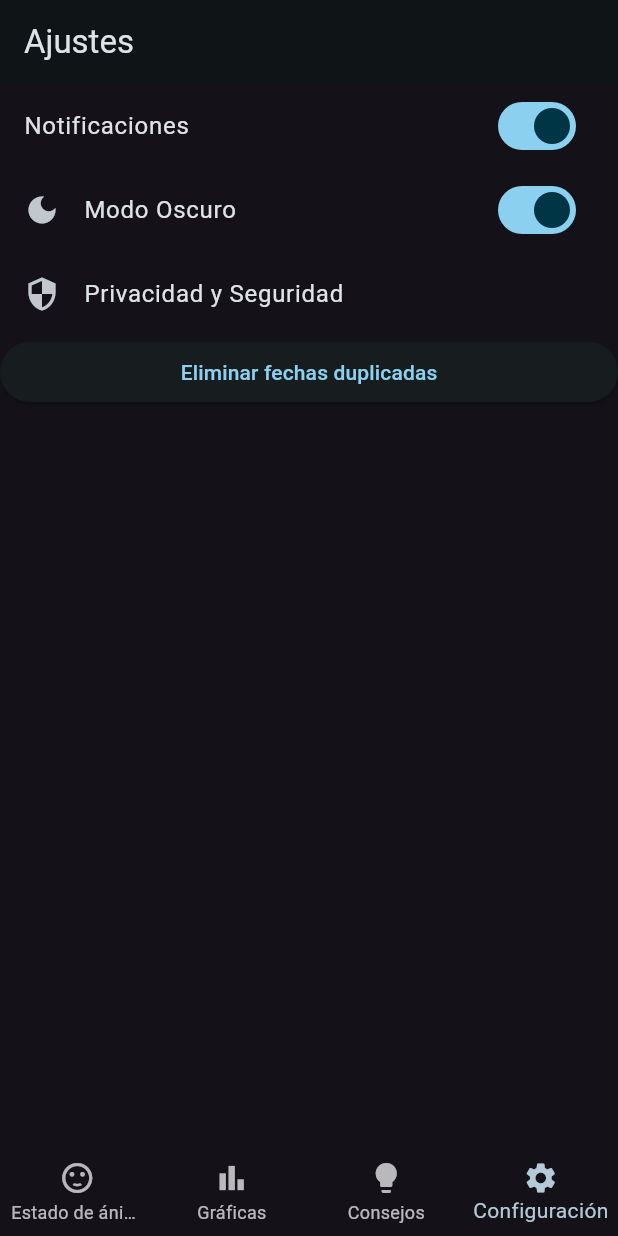
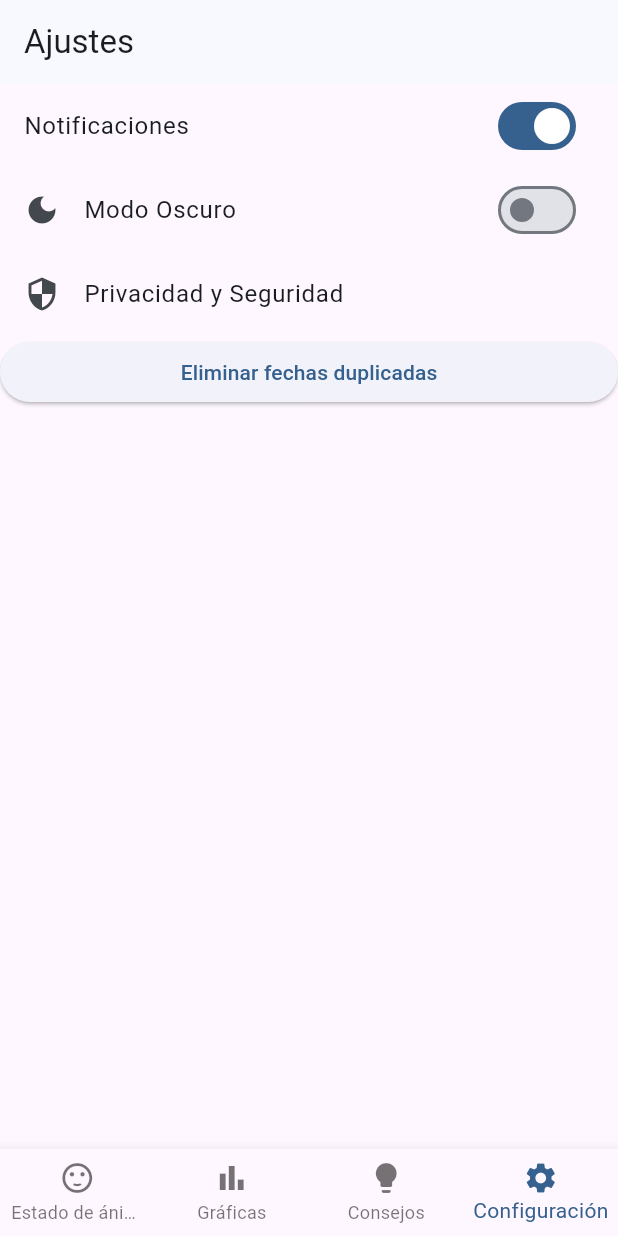
Before and after one commit to davidfvaquero/mood_tracker, a Flutter app: the screen it shows after launch, item 4 of the bottom bar chosen, after a tap on "Modo Oscuro", on a phone screen of 412 x 824 dp. Run offline on Flutter 3.47's test engine with Material 3 defaults, Android fonts, the phone set to English and light mode, and no system bars; our stand-ins replace fl_chart, hive, hive_flutter, shared_preferences; accounts and stored records are empty.

Commit message:
[DARKMODE][SETTINGS] Now the app remembers your desired theme

```diff
--- a/lib/main.dart
+++ b/lib/main.dart
@@ -13,11 +13,14 @@ void main() async {
   WidgetsFlutterBinding.ensureInitialized();
   await Hive.initFlutter();
   Hive.registerAdapter(MoodEntryAdapter());
-  await Hive.openBox<MoodEntry>('moodEntries'); // Abrir la caja de Hive
+  await Hive.openBox<MoodEntry>('moodEntries');
+
+  final themeNotifier = ThemeNotifier();
+  await themeNotifier.loadThemePrefs();
 
   runApp(
     ChangeNotifierProvider(
-      create: (context) => ThemeNotifier(),
+      create: (context) => themeNotifier,
       child: const MoodTrackerApp(),
     ),
   );
--- a/lib/themes/theme_provider.dart
+++ b/lib/themes/theme_provider.dart
@@ -1,12 +1,22 @@
 import 'package:flutter/material.dart';
+import 'package:shared_preferences/shared_preferences.dart';
 
 class ThemeNotifier extends ChangeNotifier {
   ThemeMode _themeMode = ThemeMode.system;
+
+  ThemeNotifier() {
+    _loadInitialTheme();
+  }
+
+  Future<void> _loadInitialTheme() async {
+    await loadThemePrefs();
+  }
 
   ThemeMode get themeMode => _themeMode;
 
   void setTheme(ThemeMode theme) {
     _themeMode = theme;
+    saveThemePrefs(); // Guardar inmediatamente
     notifyListeners();
   }
 
@@ -14,6 +24,19 @@ class ThemeNotifier extends ChangeNotifier {
 
   void toggleTheme(bool isOn) {
     _themeMode = isOn ? ThemeMode.dark : ThemeMode.light;
+    saveThemePrefs(); // Guardar inmediatamente
     notifyListeners();
   }
+
+  Future<void> loadThemePrefs() async {
+    final prefs = await SharedPreferences.getInstance();
+    _themeMode =
+        prefs.getBool('darkMode') ?? true ? ThemeMode.dark : ThemeMode.light;
+    notifyListeners();
+  }
+
+  Future<void> saveThemePrefs() async {
+    final prefs = await SharedPreferences.getInstance();
+    await prefs.setBool('darkMode', _themeMode == ThemeMode.dark);
+  }
 }
```
